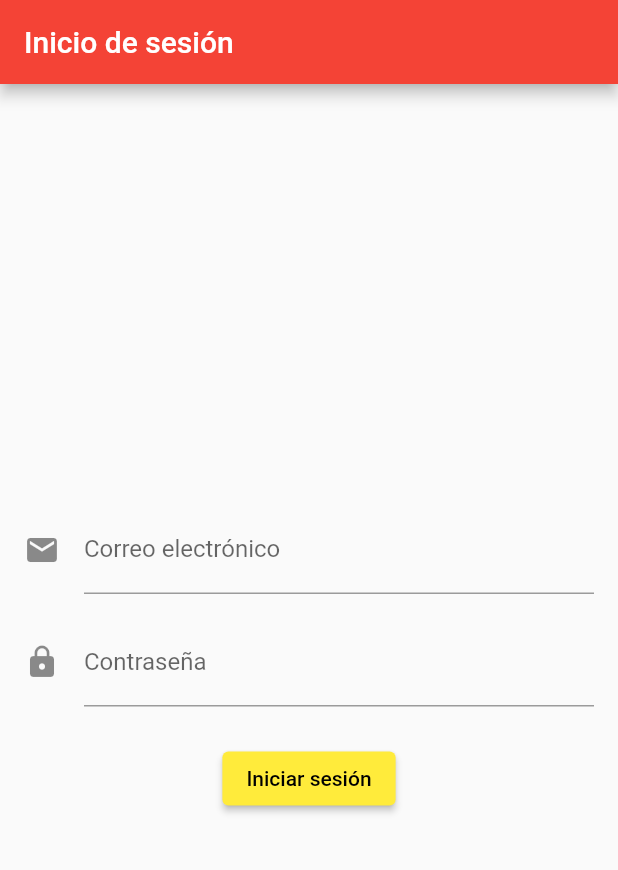
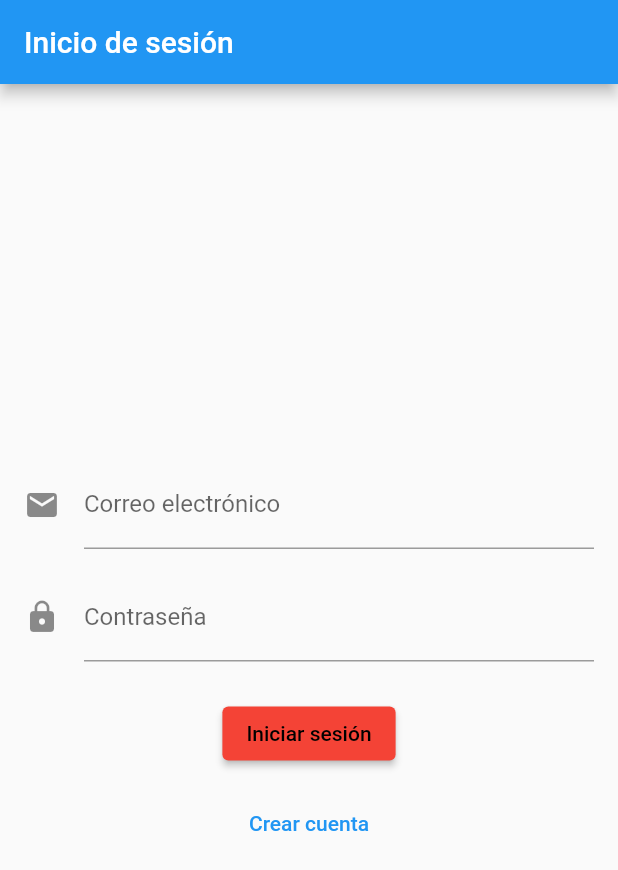
Before and after one commit to Fieragordo08/TecnoGuardApp, a Flutter app: the screen it shows after launch, on a phone screen of 412 x 824 dp. Shown: the top 870 px of the screen. Run offline on Flutter 3.47's test engine with Material 2 defaults, Android fonts, the phone set to English and light mode, and no system bars.

Commit message:
Se muestra un login y opción de crear cuenta.

```diff
--- a/lib/main.dart
+++ b/lib/main.dart
@@ -1,29 +1,22 @@
-// ignore_for_file: prefer_const_constructors
-
 import 'package:flutter/material.dart';
+import 'package:tecnoguarda/registro.dart';
 
 void main() => runApp(MyApp());
 
 class MyApp extends StatelessWidget {
-  const MyApp({super.key});
-
   @override
   Widget build(BuildContext context) {
     return MaterialApp(
       home: LoginPage(),
       theme: ThemeData(
         primaryColor: Colors.blue,
-        appBarTheme: AppBarTheme(
-          color: Colors.red, // Color de fondo de la AppBar (rojo)
-        ),
+        cardColor: Colors.red,
       ),
     );
   }
 }
 
 class LoginPage extends StatelessWidget {
-  const LoginPage({super.key});
-
   @override
   Widget build(BuildContext context) {
     return Scaffold(
@@ -56,9 +49,20 @@ class LoginPage extends StatelessWidget {
                   // Agregar lógica de inicio de sesión aquí
                 },
                 style: ElevatedButton.styleFrom(
-                  foregroundColor: Colors.black, backgroundColor: Colors.yellow, // Color del texto del botón
+                  primary: Theme.of(context).cardColor,
+                  onPrimary: Colors.black,
                 ),
                 child: Text('Iniciar sesión'),
+              ),
+              SizedBox(height: 12.0),
+              TextButton(
+                onPressed: () {
+                  // Navegar a la pantalla de registro y reemplazar la pantalla de inicio de sesión
+                  Navigator.of(context).pushReplacement(
+                    MaterialPageRoute(builder: (context) => RegistroPage()),
+                  );
+                },
+                child: Text('Crear cuenta'),
               ),
             ],
           ),
```
